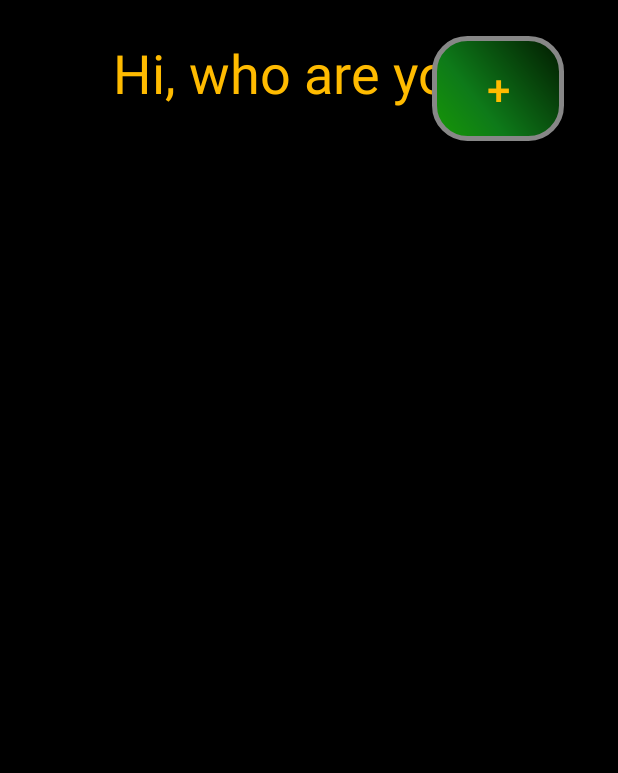
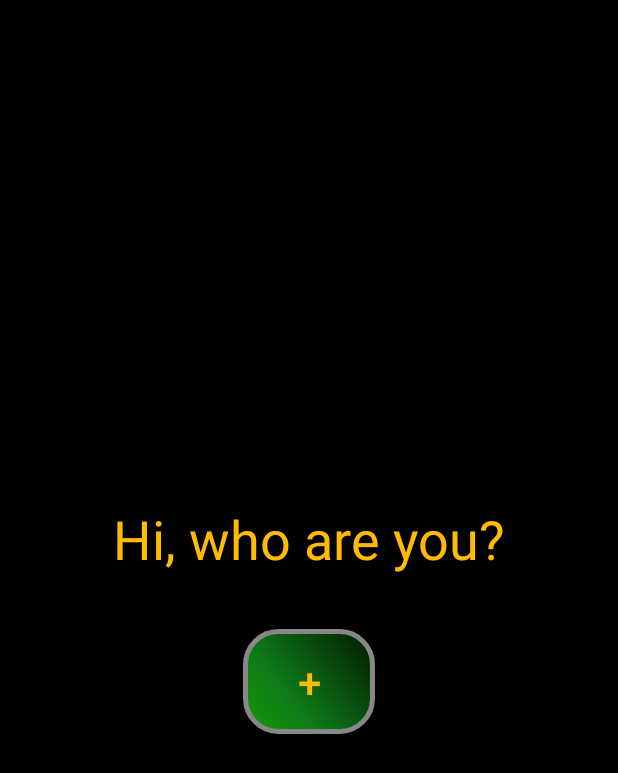
Before and after one commit to scovillo/bubble-penetration, an Android app: the layout username_selection.xml on its own in the app's theme, with its tools: preview values and no code run, on a phone screen of 412 x 824 dp. Shown: the top 773 px of the screen. Run offline under Robolectric (Android 15) with nearby library versions, the light colour scheme and no system bars.

Commit message:
Optimize user selection screen

```diff
--- a/app/src/main/res/layout-land/username_creation.xml
+++ b/app/src/main/res/layout-land/username_creation.xml
@@ -31,7 +31,9 @@
                     android:layout_width="wrap_content"
                     android:layout_height="wrap_content"
                     android:inputType="textPersonName"
+                    android:background="@drawable/input_background"
                     android:ems="10"
+                    android:maxLength="10"
                     android:id="@+id/username_field"
                     android:layout_gravity="center_horizontal"
                     android:textSize="36sp"
--- a/app/src/main/res/layout-land/username_selection.xml
+++ b/app/src/main/res/layout-land/username_selection.xml
@@ -3,47 +3,37 @@
     android:layout_width="match_parent"
     android:layout_height="match_parent"
     android:background="@color/black"
-        android:orientation="vertical">
-
-    <RelativeLayout
-            android:layout_width="match_parent"
-            android:layout_height="wrap_content"
-            android:paddingLeft="12sp"
-            android:paddingTop="12sp"
-            android:paddingRight="12sp">
+    android:gravity="center"
+    android:orientation="vertical"
+    android:padding="12sp">
 
     <TextView
         android:id="@+id/greeting"
         android:layout_width="match_parent"
         android:layout_height="wrap_content"
-                android:layout_gravity="center"
         android:layout_margin="12sp"
         android:text="@string/greeting"
         android:textAlignment="center"
         android:textColor="@color/title"
         android:textSize="36sp" />
 
+    <ListView
+        android:id="@+id/username_list"
+        android:layout_width="match_parent"
+        android:layout_height="wrap_content"
+        android:divider="@null"
+        android:dividerHeight="0dp" />
+
     <Button
         android:id="@+id/username_creation_button"
         android:layout_width="wrap_content"
         android:layout_height="wrap_content"
-                android:layout_alignEnd="@id/greeting"
-                android:layout_alignRight="@id/greeting"
-                android:layout_gravity="center"
-                android:layout_margin="12sp"
+        android:layout_marginTop="24sp"
+        android:layout_marginBottom="12sp"
         android:background="@drawable/button"
         android:onClick="showUsernameCreationScreen"
         android:text="@string/add"
         android:textColor="@color/gold"
         android:textSize="28sp" />
-    </RelativeLayout>
-
-    <ListView
-            android:id="@+id/username_list"
-            android:layout_width="match_parent"
-            android:layout_height="wrap_content"
-            android:gravity="center_horizontal"
-            android:textAlignment="center"
-            android:textColor="@color/white" />
 
 </LinearLayout>
--- a/app/src/main/res/layout/username_selection.xml
+++ b/app/src/main/res/layout/username_selection.xml
@@ -3,47 +3,37 @@
     android:layout_width="match_parent"
     android:layout_height="match_parent"
     android:background="@color/black"
-        android:orientation="vertical">
-
-    <RelativeLayout
-            android:layout_width="match_parent"
-            android:layout_height="wrap_content"
-            android:paddingLeft="12sp"
-            android:paddingTop="12sp"
-            android:paddingRight="12sp">
+    android:gravity="center"
+    android:orientation="vertical"
+    android:padding="12sp">
 
     <TextView
         android:id="@+id/greeting"
         android:layout_width="match_parent"
         android:layout_height="wrap_content"
-                android:layout_gravity="center"
         android:layout_margin="12sp"
         android:text="@string/greeting"
         android:textAlignment="center"
         android:textColor="@color/gold"
         android:textSize="36sp" />
 
+    <ListView
+        android:id="@+id/username_list"
+        android:layout_width="match_parent"
+        android:layout_height="wrap_content"
+        android:divider="@null"
+        android:dividerHeight="0dp" />
+
     <Button
         android:id="@+id/username_creation_button"
         android:layout_width="wrap_content"
         android:layout_height="wrap_content"
-                android:layout_alignEnd="@id/greeting"
-                android:layout_alignRight="@id/greeting"
-                android:layout_gravity="center"
-                android:layout_margin="12sp"
+        android:layout_marginTop="24sp"
+        android:layout_marginBottom="12sp"
         android:background="@drawable/button"
         android:onClick="showUsernameCreationScreen"
         android:text="@string/add"
         android:textColor="@color/gold"
         android:textSize="28sp" />
-    </RelativeLayout>
-
-    <ListView
-            android:id="@+id/username_list"
-            android:layout_width="match_parent"
-            android:layout_height="wrap_content"
-            android:gravity="center_horizontal"
-            android:textAlignment="center"
-            android:textColor="@color/white" />
 
 </LinearLayout>
```
Also changed, not shown: app/src/main/res/drawable/input_background.xml (added, +14 -0 lines), app/src/main/res/layout-land/username_list_row.xml (+2 -9 lines), app/src/main/res/layout/username_creation.xml (+4 -4 lines), app/src/main/res/layout/username_list_row.xml (+2 -9 lines). Lines whose indentation alone changed are shown as unchanged.
